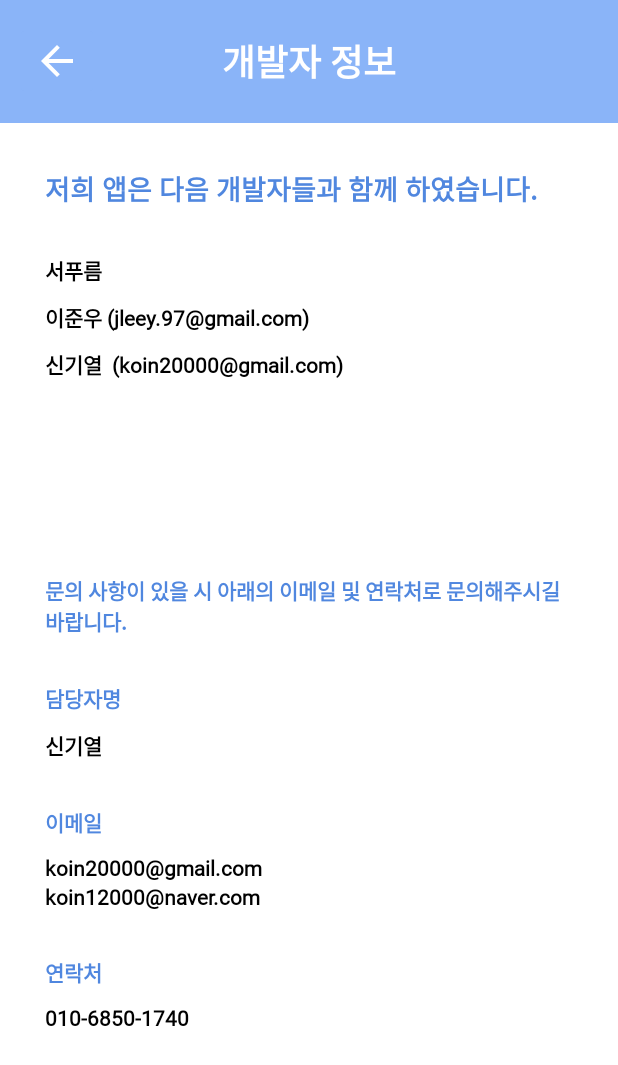
After one commit to betterafter/simple_voca, an Android app: the Setting_Developer_Info_Activity screen opened directly, with no data from a screen before it, on a phone screen of 412 x 824 dp. The commit adds this screen. Shown: the top 1065 px of the screen. Run offline under Robolectric (Android 15) with nearby library versions, the phone set to English and light mode, and no system bars.

Commit message:
2021.5.23 - fixing some bugs...

```diff
--- a/app/src/main/AndroidManifest.xml
+++ b/app/src/main/AndroidManifest.xml
@@ -31,6 +31,7 @@
         <activity android:name="com.danerdaner.activity.Test_ResultActivity" />
         <activity android:name="com.danerdaner.activity.Test_ResultDetailActivity" />
         <activity android:name="com.danerdaner.activity.SettingActivity"></activity>
+        <activity android:name="com.danerdaner.activity.Setting_Developer_Info_Activity"></activity>
 
         <receiver android:name=".wordChangeBroadcastReceiver">
             <intent-filter>
--- a/app/src/main/java/com/danerdaner/activity/Category_MainActivity.java
+++ b/app/src/main/java/com/danerdaner/activity/Category_MainActivity.java
@@ -240,6 +240,7 @@ public class Category_MainActivity extends AppCompatActivity {
         startActivity(Intent.createChooser(shareIntent,"엑셀 공유"));
     }
 
+
     private void fileSelectIntent(){
         Intent intent = new Intent(Intent.ACTION_GET_CONTENT);
         intent.setType("*/*");
--- a/app/src/main/java/com/danerdaner/activity/LoadingActivity.java
+++ b/app/src/main/java/com/danerdaner/activity/LoadingActivity.java
@@ -113,4 +113,22 @@ public class LoadingActivity extends AppCompatActivity {
             }
         }
     }
+
+    @Override
+    protected void onPause() {
+        super.onPause();
+        finish();
+    }
+
+    @Override
+    protected void onStop() {
+        super.onStop();
+        finish();
+    }
+
+    @Override
+    protected void onDestroy() {
+        super.onDestroy();
+        finish();
+    }
 }
--- a/app/src/main/java/com/danerdaner/activity/MainActivity.java
+++ b/app/src/main/java/com/danerdaner/activity/MainActivity.java
@@ -46,7 +46,7 @@ public class MainActivity extends AppCompatActivity {
     public static int selectedNumber = 0;
     private static boolean isNavigationButtonTouched = false;
 
-
+    public static RecyclerView.SmoothScroller smoothScroller;
 
 
     private ImageButton main_add_word_button;
@@ -115,6 +115,7 @@ public class MainActivity extends AppCompatActivity {
             public void onClick(View view) {
                 Intent intent = new Intent(MainActivity.this, Category_MainActivity.class);
                 startActivity(intent);
+                finish();
             }
         });
 
@@ -270,7 +271,7 @@ public class MainActivity extends AppCompatActivity {
         main_voca_page_list_layout.removeAllViews();
         selectedButtons.clear();
 
-        RecyclerView.SmoothScroller smoothScroller = new LinearSmoothScroller(mainActivity.getApplicationContext()) {
+        smoothScroller = new LinearSmoothScroller(mainActivity.getApplicationContext()) {
             @Override protected int getVerticalSnapPreference() {
                 return LinearSmoothScroller.SNAP_TO_START;
             }
@@ -483,4 +484,10 @@ public class MainActivity extends AppCompatActivity {
             tts = null;
         }
     }
+
+    @Override
+    public void onBackPressed() {
+        super.onBackPressed();
+
+    }
 }
--- a/app/src/main/java/com/danerdaner/activity/SettingFragment.java
+++ b/app/src/main/java/com/danerdaner/activity/SettingFragment.java
@@ -9,6 +9,7 @@ import android.preference.ListPreference;
 import android.preference.Preference;
 import android.preference.PreferenceFragment;
 import android.preference.PreferenceManager;
+import android.preference.PreferenceScreen;
 import android.widget.Toast;
 
 import com.danerdaner.simple_voca.R;
@@ -30,6 +31,8 @@ public class SettingFragment extends PreferenceFragment {
 
     Preference developer_info;
     Preference question;
+
+    private static final int PICKFILE_REQUEST_CODE = 0;
 
 
 
@@ -110,6 +113,24 @@ public class SettingFragment extends PreferenceFragment {
     };
 
     @Override
+    public boolean onPreferenceTreeClick(PreferenceScreen preferenceScreen, Preference preference) {
+
+        String key = preference.getKey();
+        if(key.equals("get_wordfile")){
+            Intent intent = new Intent(Intent.ACTION_GET_CONTENT);
+            intent.setType("*/*");
+            startActivityForResult(intent, PICKFILE_REQUEST_CODE);
+        }
+
+        if(key.equals("developer_info")){
+            Intent intent = new Intent(getActivity(), Setting_Developer_Info_Activity.class);
+            startActivity(intent);
+        }
+
+        return false;
+    }
+
+    @Override
     public void onPause() {
         super.onPause();
         sharedPreferences.unregisterOnSharedPreferenceChangeListener(preferenceChangeListener);
--- /dev/null
+++ b/app/src/main/java/com/danerdaner/activity/Setting_Developer_Info_Activity.java
@@ -0,0 +1,29 @@
+package com.danerdaner.activity;
+
+import android.os.Bundle;
+import android.view.View;
+import android.widget.ImageButton;
+
+import com.danerdaner.simple_voca.R;
+
+import androidx.annotation.Nullable;
+import androidx.appcompat.app.AppCompatActivity;
+
+public class Setting_Developer_Info_Activity extends AppCompatActivity {
+
+    ImageButton developer_info_back_button;
+
+    @Override
+    protected void onCreate(@Nullable Bundle savedInstanceState) {
+        super.onCreate(savedInstanceState);
+        setContentView(R.layout.developer_information);
+
+        developer_info_back_button = findViewById(R.id.developer_info_back_button);
+        developer_info_back_button.setOnClickListener(new View.OnClickListener() {
+            @Override
+            public void onClick(View view) {
+                finish();
+            }
+        });
+    }
+}
--- a/app/src/main/java/com/danerdaner/activity/Test_MainActivity.java
+++ b/app/src/main/java/com/danerdaner/activity/Test_MainActivity.java
@@ -134,14 +134,11 @@ public class Test_MainActivity extends AppCompatActivity {
         xAxis.setPosition(XAxis.XAxisPosition.BOTTOM);
         xAxis.setTextColor(Color.BLACK);
         xAxis.setValueFormatter(new IndexAxisValueFormatter(countList));
-        xAxis.setLabelCount(10);
-        //xAxis.setAxisMinimum(1);
-        //xAxis.setAxisMaximum(10);
-        //xAxis.enableGridDashedLine(8, 24, 0);
+        //xAxis.setLabelCount(10);
+
 
         YAxis yLAxis = lineChart.getAxisLeft();
         yLAxis.setTextColor(Color.BLACK);
-        //yLAxis.setValueFormatter(new IndexAxisValueFormatter(YScoreList));
         yLAxis.setAxisMinimum(0);
         yLAxis.setAxisMaximum(100);
 
@@ -153,8 +150,6 @@ public class Test_MainActivity extends AppCompatActivity {
         Description description = new Description();
         description.setText("");
         lineChart.setVisibleXRangeMaximum(10);
-//        lineChart.setVisibleYRangeMinimum(10);
-       // lineChart.setMaxVisibleValueCount(10);
         lineChart.setDoubleTapToZoomEnabled(false);
         lineChart.setDrawGridBackground(false);
         lineChart.setDescription(description);
--- a/app/src/main/java/com/danerdaner/activity/Test_TestActivity.java
+++ b/app/src/main/java/com/danerdaner/activity/Test_TestActivity.java
@@ -94,7 +94,9 @@ public class Test_TestActivity extends AppCompatActivity {
                     makeProblem(TestList, problemNum+1);
                 }
             });
-        }else{
+        }
+        else{
+            // 20번 문제까지 다 풀었을 경우
             problem_answer[answerNum].setOnClickListener(new View.OnClickListener() {
                 @Override
                 public void onClick(View view) {
--- a/app/src/main/java/com/danerdaner/adapter/TestResultViewAdapter.java
+++ b/app/src/main/java/com/danerdaner/adapter/TestResultViewAdapter.java
@@ -35,7 +35,7 @@ public class TestResultViewAdapter extends RecyclerView.Adapter<RecyclerView.Vie
             if(t.isCorrect())
                 answerList.remove(i);
         }
-        notifyDataSetChanged();
+        //notifyDataSetChanged();
     }
 
     private class ViewHolder extends RecyclerView.ViewHolder{
@@ -107,8 +107,11 @@ public class TestResultViewAdapter extends RecyclerView.Adapter<RecyclerView.Vie
 
         viewHolder.test_result_word.setText(ans.getProblem()[0]);
         viewHolder.test_result_announce.setText("[" + ans.getProblem()[1] + "]");
-        for(int i=0;i<4;i++)
+        for(int i=0;i<4;i++) {
             viewHolder.test_result_item[i].setText(ans.getSelects()[i]);
+            viewHolder.test_result_item[i].setBackgroundColor(context.getResources().getColor(R.color.mainGray));
+            viewHolder.test_result_item[i].setTextColor(context.getResources().getColor(R.color.black));
+        }
         viewHolder.test_result_item[ans.getAnswer()].setBackgroundColor(context.getResources().getColor(R.color.mainBlue));
         viewHolder.test_result_item[ans.getAnswer()].setTextColor(context.getResources().getColor(R.color.white));
         viewHolder.test_result_item[ans.getWrongAnswer()].setBackgroundColor(context.getResources().getColor(R.color.mainRed));
--- a/app/src/main/java/com/danerdaner/adapter/VocaRecyclerViewAdapter.java
+++ b/app/src/main/java/com/danerdaner/adapter/VocaRecyclerViewAdapter.java
@@ -26,6 +26,7 @@ import com.danerdaner.simple_voca.R;
 import java.util.ArrayList;
 
 import androidx.annotation.NonNull;
+import androidx.recyclerview.widget.LinearLayoutManager;
 import androidx.recyclerview.widget.RecyclerView;
 
 public class VocaRecyclerViewAdapter extends RecyclerView.Adapter<RecyclerView.ViewHolder> {
@@ -113,8 +114,6 @@ public class VocaRecyclerViewAdapter extends RecyclerView.Adapter<RecyclerView.V
                                 && wordDataList.get(getAdapterPosition() + 1).getType() == CHILD_VIEW
                                 && getItemViewType() == PARENT_VIEW) {
 
-                            //layout.setBackground(drawable);
-
                             wordDataList.remove(getAdapterPosition() + 1);
                             notifyItemChanged(getAdapterPosition());
                             notifyItemRemoved(getAdapterPosition() + 1);
@@ -125,8 +124,6 @@ public class VocaRecyclerViewAdapter extends RecyclerView.Adapter<RecyclerView.V
                                 || wordDataList.get(getAdapterPosition() + 1).getType() != CHILD_VIEW)
                                 && getItemViewType() == PARENT_VIEW) {
 
-                            //layout.setBackground(null);
-
                             String[] data = ((ListItem) wordDataList.get(getAdapterPosition())).getData();
                             wordDataList.add(getAdapterPosition() + 1, new ListItem(data, CHILD_VIEW));
                             notifyItemChanged(getAdapterPosition());
@@ -135,7 +132,12 @@ public class VocaRecyclerViewAdapter extends RecyclerView.Adapter<RecyclerView.V
 
                         final int pos = getAdapterPosition();
                         System.out.println(pos);
-                        MainActivity.main_recyclerView.scrollToPosition(pos);
+                        //MainActivity.main_recyclerView.scrollToPosition(pos);
+
+                        // 터치했을때 뷰 확장되면서 해당 포지션으로 스무스하게 이동함
+                        MainActivity.smoothScroller.setTargetPosition(pos);
+                        ((LinearLayoutManager) MainActivity.main_recyclerView.
+                                getLayoutManager()).startSmoothScroll(MainActivity.smoothScroller);
                     }
                 }
             });
--- a/app/src/main/java/com/danerdaner/database/ScoreDatabase.java
+++ b/app/src/main/java/com/danerdaner/database/ScoreDatabase.java
@@ -163,12 +163,16 @@ public class ScoreDatabase extends SQLiteOpenHelper {
                 String[] data = new String[]{
                         cursor.getString(1), cursor.getString(2), cursor.getString(3)
                 };
+                System.out.println(cursor.getString(1));
+                System.out.println(cursor.getString(2));
+                System.out.println(cursor.getString(3));
+                System.out.println("--------------------");
                 scoreList.add(new ScoreListItem(data[0], data[1], data[2]));
             }
             while(cursor.moveToNext());
         }
 
-        Collections.sort(scoreList);
+        //Collections.sort(scoreList);
     }
 
 
--- /dev/null
+++ b/app/src/main/res/layout/developer_information.xml
@@ -0,0 +1,173 @@
+<?xml version="1.0" encoding="utf-8"?>
+<androidx.constraintlayout.widget.ConstraintLayout
+    xmlns:android="http://schemas.android.com/apk/res/android" android:layout_width="match_parent"
+    android:layout_height="match_parent">
+
+    <LinearLayout
+        android:layout_width="match_parent"
+        android:layout_height="match_parent"
+        android:weightSum="10"
+        android:orientation="vertical">
+
+        <FrameLayout
+            android:layout_width="match_parent"
+            android:layout_height="0dp"
+            android:background="@color/mainBlue"
+            android:layout_weight="1"
+            android:orientation="horizontal">
+
+            <ImageButton
+                android:id="@+id/developer_info_back_button"
+                android:layout_gravity="center_vertical"
+                android:layout_marginLeft="10dp"
+                android:layout_width="wrap_content"
+                android:layout_height="wrap_content"
+                android:onClick="category_add_onBackClick"
+                android:src="@drawable/baseline_arrow_back_18"
+                android:backgroundTint="@color/mainBlue"/>
+
+            <TextView
+                android:layout_width="match_parent"
+                android:layout_height="match_parent"
+                android:clickable="false"
+                android:fontFamily="@font/nanum_square_regular"
+                android:gravity="center"
+                android:text="개발자 정보"
+                android:textColor="@color/blueGradient5"
+                android:textSize="24sp"
+                android:textStyle="bold" />
+        </FrameLayout>
+
+        <LinearLayout
+            android:layout_width="match_parent"
+            android:layout_height="0dp"
+            android:layout_marginHorizontal="30dp"
+            android:layout_weight="9"
+            android:orientation="vertical">
+
+            <TextView
+                android:id="@+id/textView14"
+                android:layout_width="match_parent"
+                android:layout_height="wrap_content"
+                android:layout_marginBottom="30dp"
+                android:layout_marginTop="30dp"
+                android:fontFamily="@font/nanum_square_bold"
+                android:text="저희 앱은 다음 개발자들과 함께 하였습니다."
+                android:textColor="@color/mainBlue_hard"
+                android:textSize="18sp"
+                android:textStyle="bold" />
+
+            <TextView
+                android:id="@+id/textView15"
+                android:layout_width="match_parent"
+                android:layout_height="wrap_content"
+                android:layout_marginBottom="10dp"
+                android:fontFamily="@font/nanum_square_regular"
+                android:text="서푸름"
+                android:textColor="@color/black"
+                android:textStyle="bold" />
+
+            <TextView
+                android:id="@+id/textView16"
+                android:layout_width="match_parent"
+                android:layout_height="wrap_content"
+                android:layout_marginBottom="10dp"
+                android:fontFamily="@font/nanum_square_regular"
+                android:text="이준우 (jleey.97@gmail.com)"
+                android:textColor="@color/black"
+                android:textStyle="bold" />
+
+            <TextView
+                android:id="@+id/textView17"
+                android:layout_width="match_parent"
+                android:layout_height="wrap_content"
+                android:layout_marginBottom="100dp"
+                android:fontFamily="@font/nanum_square_regular"
+                android:text="신기열  (koin20000@gmail.com)"
+                android:textColor="@color/black"
+                android:textStyle="bold" />
+
+            <TextView
+                android:id="@+id/textView18"
+                android:layout_width="match_parent"
+                android:layout_height="wrap_content"
+                android:layout_marginTop="30dp"
+                android:layout_marginBottom="30dp"
+                android:fontFamily="@font/nanum_square_bold"
+                android:text="문의 사항이 있을 시 아래의 이메일 및 연락처로 문의해주시길 바랍니다."
+                android:textColor="@color/mainBlue_hard"
+                android:textSize="14sp"
+                android:textStyle="bold" />
+
+            <TextView
+                android:id="@+id/textView25"
+                android:layout_width="match_parent"
+                android:layout_height="wrap_content"
+                android:fontFamily="@font/nanum_square_regular"
+                android:layout_marginBottom="10dp"
+                android:text="담당자명"
+                android:textColor="@color/mainBlue_hard"
+                android:textStyle="bold" />
+
+            <TextView
+                android:id="@+id/textView19"
+                android:layout_width="match_parent"
+                android:layout_height="wrap_content"
+                android:fontFamily="@font/nanum_square_regular"
+                android:layout_marginBottom="30dp"
+                android:text="신기열"
+                android:textColor="@color/black"
+                android:textStyle="bold" />
+
+            <TextView
+                android:id="@+id/textView21"
+                android:layout_width="match_parent"
+                android:layout_height="wrap_content"
+                android:layout_marginBottom="10dp"
+                android:fontFamily="@font/nanum_square_regular"
+                android:text="이메일"
+                android:textColor="@color/mainBlue_hard"
+                android:textStyle="bold" />
+
+            <TextView
+                android:id="@+id/textView20"
+                android:layout_width="match_parent"
+                android:layout_height="wrap_content"
+                android:fontFamily="@font/nanum_square_regular"
+                android:text="koin20000@gmail.com"
+                android:textColor="@color/black"
+                android:textStyle="bold" />
+
+            <TextView
+                android:id="@+id/textView22"
+                android:layout_width="match_parent"
+                android:layout_height="wrap_content"
+                android:fontFamily="@font/nanum_square_regular"
+                android:layout_marginBottom="30dp"
+                android:text="koin12000@naver.com"
+                android:textColor="@color/black"
+                android:textStyle="bold" />
+
+            <TextView
+                android:id="@+id/textView23"
+                android:layout_width="match_parent"
+                android:layout_height="wrap_content"
+                android:layout_marginBottom="10dp"
+                android:fontFamily="@font/nanum_square_regular"
+                android:text="연락처"
+                android:textColor="@color/mainBlue_hard"
+                android:textStyle="bold" />
+
+            <TextView
+                android:id="@+id/textView24"
+                android:layout_width="match_parent"
+                android:layout_height="wrap_content"
+                android:fontFamily="@font/nanum_square_regular"
+                android:text="010-6850-1740"
+                android:textColor="@color/black"
+                android:textStyle="bold" />
+        </LinearLayout>
+
+    </LinearLayout>
+
+</androidx.constraintlayout.widget.ConstraintLayout>
--- a/app/src/main/res/xml/preference.xml
+++ b/app/src/main/res/xml/preference.xml
@@ -33,6 +33,14 @@
             />
     </PreferenceCategory>
 
+    <PreferenceCategory android:title="단어장">
+        <Preference
+            android:title="불러오기"
+            android:key="get_wordfile"
+            />
+
+    </PreferenceCategory>
+
     <PreferenceCategory android:title="기타">
 
         <Preference
@@ -40,11 +48,6 @@
             android:key="developer_info"
             />
 
-        <Preference
-            android:title="문의"
-            android:key="question"
-            />
-
     </PreferenceCategory>
 
 </PreferenceScreen>
```
